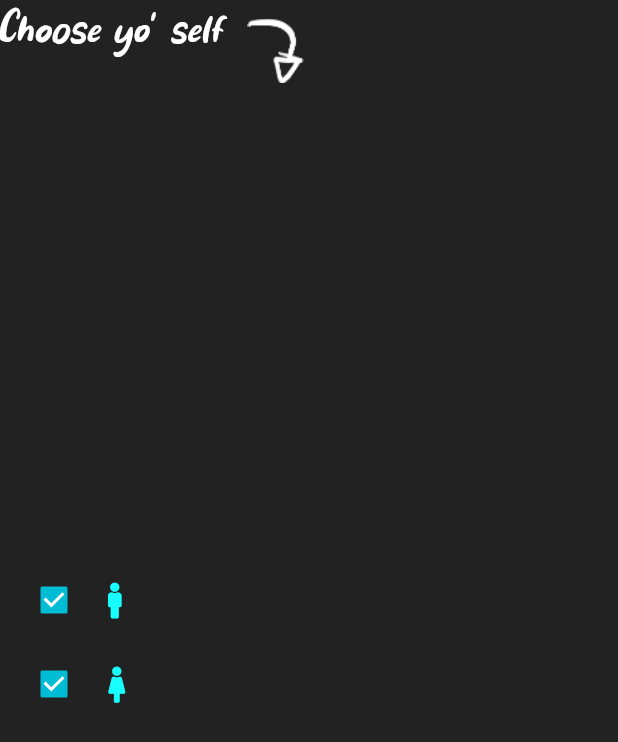
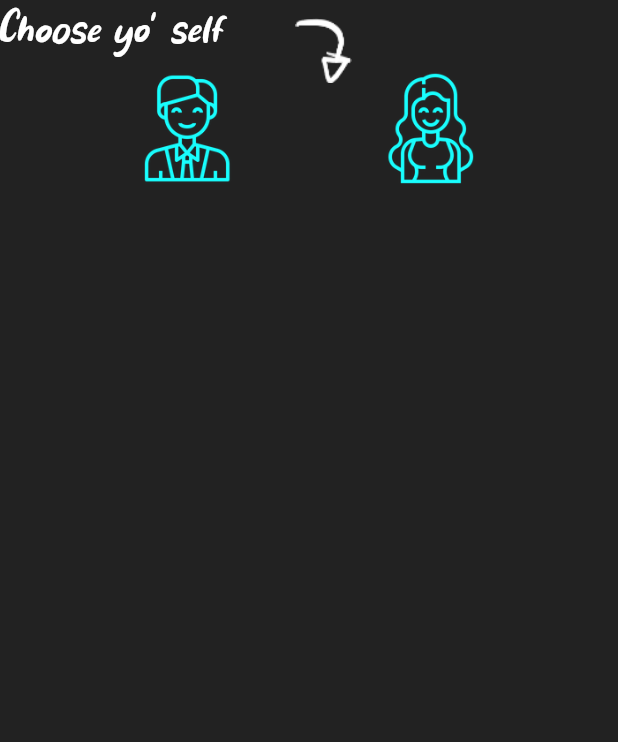
Before and after one commit to myperfectad/frontend, a Flutter app: the ArrowDownTo widget shown alone on an empty page, opened directly, on a phone screen of 412 x 824 dp. Shown: the top 742 px of the screen. Run offline on Flutter 3.47's test engine with Material 2 defaults, Android fonts, the phone set to English and light mode, and no system bars; our stand-ins replace adaptive_breakpoints, flutter_map, google_maps_flutter, latlong; network calls fail; statements that could not run were skipped.

Commit message:
change GenderCheckBoxes; remove some extraneous arrows

```diff
--- a/lib/homepage/list_drawer.dart
+++ b/lib/homepage/list_drawer.dart
@@ -1,6 +1,5 @@
 import 'package:flutter/gestures.dart';
 import 'package:flutter/material.dart';
-import 'package:font_awesome_flutter/font_awesome_flutter.dart';
 import 'package:myperfectad/homepage/search_model.dart';
 import 'package:url_launcher/url_launcher.dart';
 
@@ -25,10 +24,12 @@ class ListDrawer extends StatelessWidget {
               // const SizedBox(height: 16.0),
               ArrowDownTo(text: 'Choose yo\' self', child: GenderCheckBoxes()),
               // const SizedBox(height: 16.0),
-              ArrowDownTo(text: 'Age', child: AgeSlider(), spacing: 36.0,),
+              Text('Age', style: Theme.of(context).textTheme.headline4),
+              AgeSlider(),
               // const SizedBox(height: 16.0),
-              ArrowDownTo(text: 'Location', child: MiniMap(), spacing: 36.0,),
-              const SizedBox(height: 16.0),
+              Text('Location', style: Theme.of(context).textTheme.headline4),
+              MiniMap(),
+              // const SizedBox(height: 16.0),
               Text('What type?', style: Theme.of(context).textTheme.headline4),
               CategoriesPicker(),
               const SizedBox(height: 16.0),
@@ -58,7 +59,7 @@ class ArrowDownTo extends StatelessWidget {
   final Widget child;
   final double spacing;
 
-  const ArrowDownTo({Key key, @required this.text, @required this.child, this.spacing = 32.0})
+  const ArrowDownTo({Key key, @required this.text, @required this.child, this.spacing = 48.0})
       : super(key: key);
 
   @override
@@ -76,7 +77,7 @@ class ArrowDownTo extends StatelessWidget {
               text,
               style: Theme.of(context).textTheme.headline4,
             ),
-            const SizedBox(width: 16.0),
+            const SizedBox(width: 48.0),
             Padding(
               padding: const EdgeInsets.only(top: 12.0),
               child: Image.asset(
@@ -110,33 +111,33 @@ class _GenderCheckBoxesState extends StateWithProvider<GenderCheckBoxes, SearchM
 
   @override
   Widget build(BuildContext context) {
-    return Column(
-      mainAxisAlignment: MainAxisAlignment.center,
+    return Row(
+      mainAxisAlignment: MainAxisAlignment.spaceEvenly,
       children: [
-        CheckboxListTile(
-          // title: Text('Male'),
-          controlAffinity: ListTileControlAffinity.leading,
-          title: FaIcon(FontAwesomeIcons.male, color: isMale ? Theme.of(context).accentColor : null),
-          value: isMale,
-          activeColor: Colors.cyan,
-          onChanged: (value) {
+        InkWell(
+          child: Image.asset(
+            'images/boy.png',
+            scale: 1.7,
+            color: isMale ? Theme.of(context).accentColor : Theme.of(context).backgroundColor,
+          ),
+          onTap: () {
             setState(() {
-              isMale = value;
+              isMale = !isMale;
+              provider.showMale = isMale;
             });
-            provider.showMale = value;
           },
         ),
-        CheckboxListTile(
-          // title: Text('Female'),
-          controlAffinity: ListTileControlAffinity.leading,
-          title: FaIcon(FontAwesomeIcons.female, color: isFemale ? Theme.of(context).accentColor : null),
-          value: isFemale,
-          activeColor: Colors.cyan,
-          onChanged: (value) {
+        InkWell(
+          child: Image.asset(
+            'images/girl.png',
+            scale: 1.7,
+            color: isFemale ? Theme.of(context).accentColor : Theme.of(context).backgroundColor,
+          ),
+          onTap: () {
             setState(() {
-              isFemale = value;
+              isFemale = !isFemale;
+              provider.showFemale = isFemale;
             });
-            provider.showFemale = value;
           },
         ),
       ],
--- a/pubspec.yaml
+++ b/pubspec.yaml
@@ -67,6 +67,8 @@ flutter:
     - images/circular-target.png
     - images/arrow-top.png
     - images/arrow-left.png
+    - images/girl.png
+    - images/boy.png
 
   # An image asset can refer to one or more resolution-specific "variants", see
   # https://flutter.dev/assets-and-images/#resolution-aware.
```
Also changed, not shown: images/boy.png (added), images/girl.png (added).
